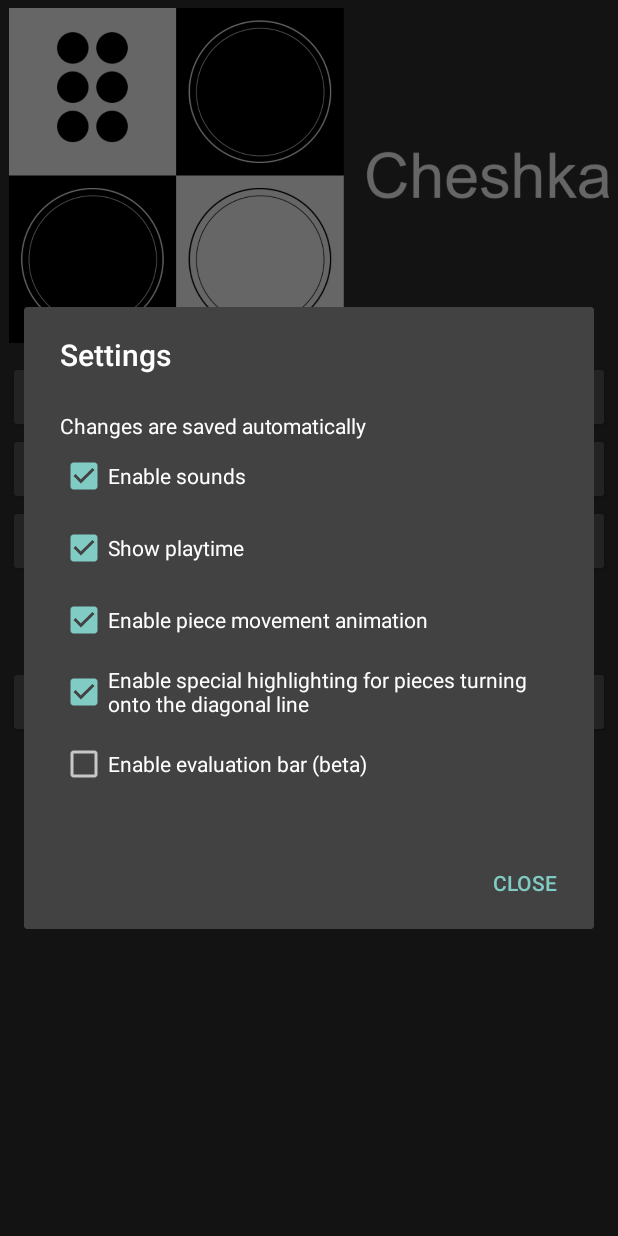
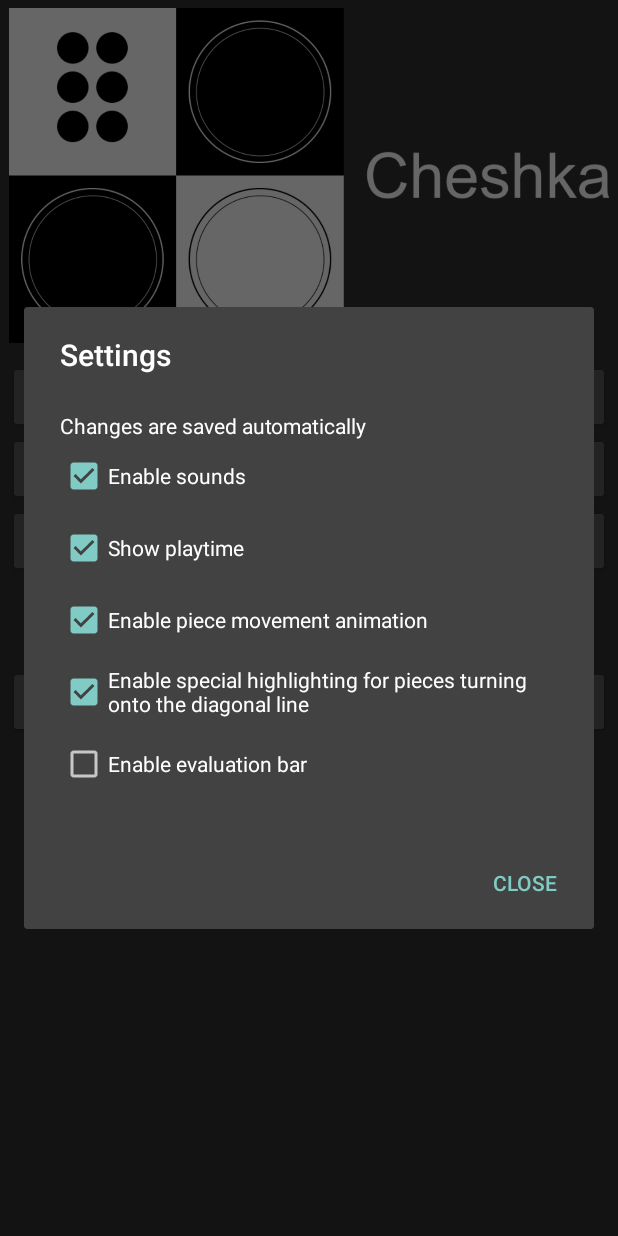
Before and after one commit to minecraft8997/Cheshka, an Android app: the screen it shows after launch (LauncherActivity), after a tap on "SETTINGS", on a phone screen of 412 x 824 dp. Run offline under Robolectric (Android 15) with nearby library versions, the light colour scheme and no system bars; 2 statements that could not run were skipped.

Commit message:
Full release, v1.1

```diff
--- a/app/build.gradle
+++ b/app/build.gradle
@@ -10,8 +10,8 @@ android {
         applicationId "ru.deewend.cheshka"
         minSdk 16
         targetSdk 34
-        versionCode 5
-        versionName "1.1d_2"
+        versionCode 6
+        versionName "1.1"
 
         testInstrumentationRunner "androidx.test.runner.AndroidJUnitRunner"
     }
--- a/app/src/main/res/values/strings.xml
+++ b/app/src/main/res/values/strings.xml
@@ -75,7 +75,7 @@
     <string name="sounds_checkbox_text">Enable sounds</string>
     <string name="timer_checkbox_text">Show playtime</string>
     <string name="movement_animation_checkbox_text">Enable piece movement animation</string>
-    <string name="eval_bar_checkbox_text">Enable evaluation bar (beta)</string>
+    <string name="eval_bar_checkbox_text">Enable evaluation bar</string>
     <string name="cancel_text">Cancel</string>
     <string name="confirm_text">Confirm</string>
     <string name="resign_title_text">You are about to resign</string>
@@ -109,4 +109,5 @@
     <string name="execute_command_text">Execute command</string>
     <string name="cmd_should_start_with">Commands should start with \'!\' symbol</string>
     <string name="bad_configuration_text">Please uncheck this option in order to play \"Noticeably hard\" mode</string>
+    <string name="empty_server_address_text">Please specify server address (for example, playcheshka.ru)</string>
 </resources>
```
Also changed, not shown: app/src/main/java/ru/deewend/cheshka/LauncherActivity.java (+6 -1 lines), 1 other file.
